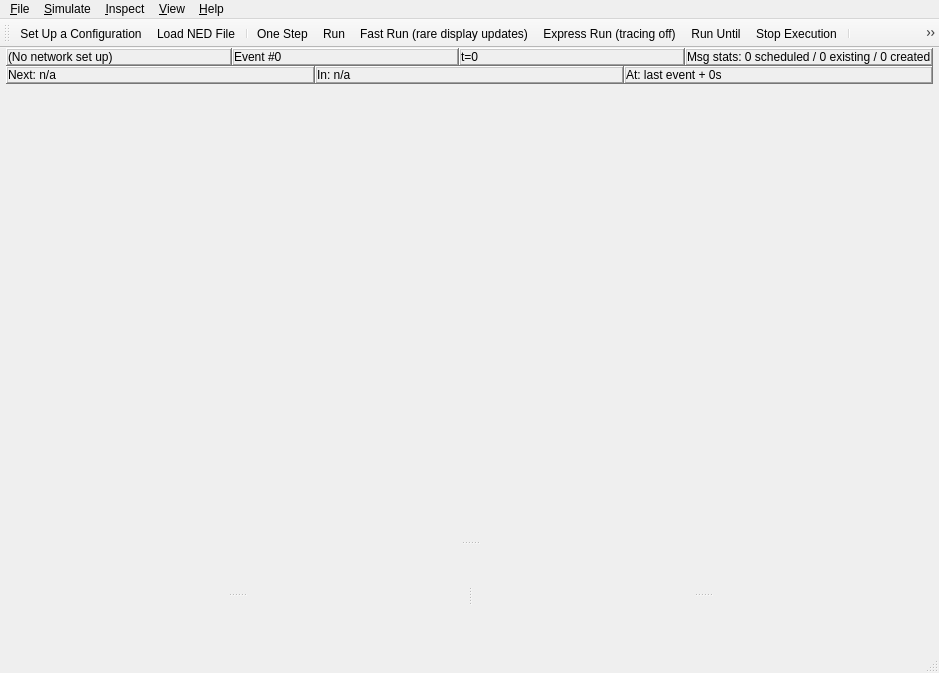
Before: the Qt Designer form src/qtenv/mainwindow.ui in omnetpp/omnetpp, drawn with Qt 5.
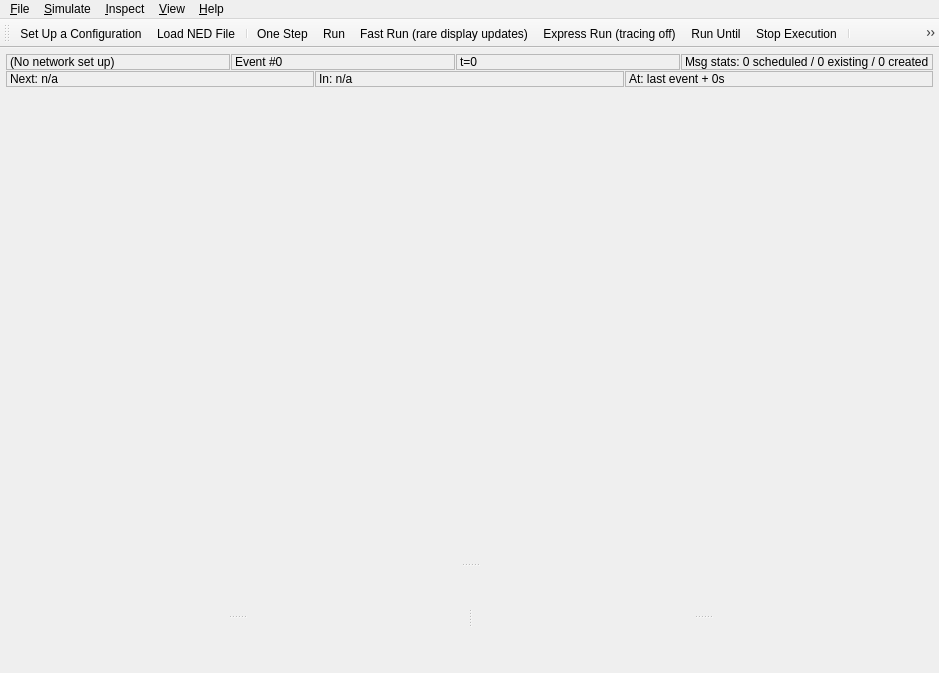
After: the same form once the commit is applied. Icons and pictures are not drawn.

Commit message: qtenv: Style and layout fixes and adjustments (some are Mac-specific).

Diff of the .ui file:
```diff
--- a/src/qtenv/mainwindow.ui
+++ b/src/qtenv/mainwindow.ui
@@ -20,6 +20,12 @@
   <property name="autoFillBackground">
    <bool>false</bool>
   </property>
+  <property name="styleSheet">
+   <string notr="true"/>
+  </property>
+  <property name="unifiedTitleAndToolBarOnMac">
+   <bool>true</bool>
+  </property>
   <widget class="QWidget" name="centralWidget">
    <property name="sizePolicy">
     <sizepolicy hsizetype="Expanding" vsizetype="Expanding">
@@ -34,11 +40,14 @@
     </size>
    </property>
    <layout class="QVBoxLayout" name="verticalLayout">
+    <property name="spacing">
+     <number>-1</number>
+    </property>
     <property name="leftMargin">
      <number>6</number>
     </property>
     <property name="topMargin">
-     <number>0</number>
+     <number>6</number>
     </property>
     <property name="rightMargin">
      <number>6</number>
@@ -49,150 +58,63 @@
     <item>
      <layout class="QVBoxLayout" name="verticalLayout_2">
       <property name="spacing">
-       <number>0</number>
+       <number>1</number>
       </property>
       <item>
        <layout class="QHBoxLayout" name="horizontalLayout">
         <property name="spacing">
-         <number>0</number>
+         <number>1</number>
         </property>
         <item>
-         <widget class="QFrame" name="frame">
-          <property name="frameShape">
-           <enum>QFrame::WinPanel</enum>
+         <widget class="QLabel" name="labelConfigName">
+          <property name="styleSheet">
+           <string notr="true">border: 1px solid palette(mid);</string>
           </property>
-          <property name="frameShadow">
-           <enum>QFrame::Raised</enum>
+          <property name="text">
+           <string>(No network set up)</string>
           </property>
-          <property name="lineWidth">
+          <property name="margin">
            <number>1</number>
           </property>
-          <layout class="QHBoxLayout" name="horizontalLayout_2">
-           <property name="spacing">
-            <number>0</number>
-           </property>
-           <property name="leftMargin">
-            <number>0</number>
-           </property>
-           <property name="topMargin">
-            <number>0</number>
-           </property>
-           <property name="rightMargin">
-            <number>0</number>
-           </property>
-           <property name="bottomMargin">
-            <number>0</number>
-           </property>
-           <item>
-            <widget class="QLabel" name="labelConfigName">
-             <property name="text">
-              <string>(No network set up)</string>
-             </property>
-            </widget>
-           </item>
-          </layout>
          </widget>
         </item>
         <item>
-         <widget class="QFrame" name="frame_2">
-          <property name="frameShape">
-           <enum>QFrame::WinPanel</enum>
+         <widget class="QLabel" name="labelEvent">
+          <property name="styleSheet">
+           <string notr="true">border: 1px solid palette(mid);</string>
           </property>
-          <property name="frameShadow">
-           <enum>QFrame::Raised</enum>
+          <property name="text">
+           <string>Event #0</string>
           </property>
-          <layout class="QVBoxLayout" name="verticalLayout_9">
-           <property name="spacing">
-            <number>0</number>
-           </property>
-           <property name="leftMargin">
-            <number>0</number>
-           </property>
-           <property name="topMargin">
-            <number>0</number>
-           </property>
-           <property name="rightMargin">
-            <number>0</number>
-           </property>
-           <property name="bottomMargin">
-            <number>0</number>
-           </property>
-           <item>
-            <widget class="QLabel" name="labelEvent">
-             <property name="text">
-              <string>Event #0</string>
-             </property>
-            </widget>
-           </item>
-          </layout>
+          <property name="margin">
+           <number>1</number>
+          </property>
          </widget>
         </item>
         <item>
-         <widget class="QFrame" name="frame_3">
-          <property name="frameShape">
-           <enum>QFrame::WinPanel</enum>
+         <widget class="QLabel" name="labelTime">
+          <property name="styleSheet">
+           <string notr="true">border: 1px solid palette(mid);</string>
           </property>
-          <property name="frameShadow">
-           <enum>QFrame::Raised</enum>
+          <property name="text">
+           <string>t=0</string>
           </property>
-          <layout class="QVBoxLayout" name="verticalLayout_10">
-           <property name="spacing">
-            <number>0</number>
-           </property>
-           <property name="leftMargin">
-            <number>0</number>
-           </property>
-           <property name="topMargin">
-            <number>0</number>
-           </property>
-           <property name="rightMargin">
-            <number>0</number>
-           </property>
-           <property name="bottomMargin">
-            <number>0</number>
-           </property>
-           <item>
-            <widget class="QLabel" name="labelTime">
-             <property name="text">
-              <string>t=0</string>
-             </property>
-            </widget>
-           </item>
-          </layout>
+          <property name="margin">
+           <number>1</number>
+          </property>
          </widget>
         </item>
         <item>
-         <widget class="QFrame" name="frame_4">
-          <property name="frameShape">
-           <enum>QFrame::WinPanel</enum>
+         <widget class="QLabel" name="labelMessageStats">
+          <property name="styleSheet">
+           <string notr="true">border: 1px solid palette(mid);</string>
           </property>
-          <property name="frameShadow">
-           <enum>QFrame::Raised</enum>
+          <property name="text">
+           <string>Msg stats: 0 scheduled / 0 existing / 0 created</string>
           </property>
-          <layout class="QVBoxLayout" name="verticalLayout_11">
-           <property name="spacing">
-            <number>0</number>
-           </property>
-           <property name="leftMargin">
-            <number>0</number>
-           </property>
-           <property name="topMargin">
-            <number>0</number>
-           </property>
-           <property name="rightMargin">
-            <number>0</number>
-           </property>
-           <property name="bottomMargin">
-            <number>0</number>
-           </property>
-           <item>
-            <widget class="QLabel" name="labelMessageStats">
-             <property name="text">
-              <string>Msg stats: 0 scheduled / 0 existing / 0 created</string>
-             </property>
-            </widget>
-           </item>
-          </layout>
+          <property name="margin">
+           <number>1</number>
+          </property>
          </widget>
         </item>
        </layout>
@@ -200,108 +122,45 @@
       <item>
        <layout class="QHBoxLayout" name="horizontalLayoutDisplay">
         <property name="spacing">
-         <number>0</number>
+         <number>1</number>
         </property>
         <item>
-         <widget class="QFrame" name="frame_5">
-          <property name="frameShape">
-           <enum>QFrame::WinPanel</enum>
+         <widget class="QLabel" name="labelDisplay1">
+          <property name="styleSheet">
+           <string notr="true">border: 1px solid palette(mid);</string>
           </property>
-          <property name="frameShadow">
-           <enum>QFrame::Raised</enum>
+          <property name="text">
+           <string>Next: n/a</string>
           </property>
-          <layout class="QVBoxLayout" name="verticalLayout_12">
-           <property name="spacing">
-            <number>0</number>
-           </property>
-           <property name="leftMargin">
-            <number>0</number>
-           </property>
-           <property name="topMargin">
-            <number>0</number>
-           </property>
-           <property name="rightMargin">
-            <number>0</number>
-           </property>
-           <property name="bottomMargin">
-            <number>0</number>
-           </property>
-           <item>
-            <widget class="QLabel" name="labelDisplay1">
-             <property name="text">
-              <string>Next: n/a</string>
-             </property>
-            </widget>
-           </item>
-          </layout>
+          <property name="margin">
+           <number>1</number>
+          </property>
          </widget>
         </item>
         <item>
-         <widget class="QFrame" name="frame_6">
-          <property name="frameShape">
-           <enum>QFrame::WinPanel</enum>
+         <widget class="QLabel" name="labelDisplay2">
+          <property name="styleSheet">
+           <string notr="true">border: 1px solid palette(mid);</string>
           </property>
-          <property name="frameShadow">
-           <enum>QFrame::Raised</enum>
+          <property name="text">
+           <string>In: n/a</string>
           </property>
-          <layout class="QVBoxLayout" name="verticalLayout_13">
-           <property name="spacing">
-            <number>0</number>
-           </property>
-           <property name="leftMargin">
-            <number>0</number>
-           </property>
-           <property name="topMargin">
-            <number>0</number>
-           </property>
-           <property name="rightMargin">
-            <number>0</number>
-           </property>
-           <property name="bottomMargin">
-            <number>0</number>
-           </property>
-           <item>
-            <widget class="QLabel" name="labelDisplay2">
-             <property name="text">
-              <string>In: n/a</string>
-             </property>
-            </widget>
-           </item>
-          </layout>
+          <property name="margin">
+           <number>1</number>
+          </property>
          </widget>
         </item>
         <item>
-         <widget class="QFrame" name="frame_7">
-          <property name="frameShape">
-           <enum>QFrame::WinPanel</enum>
+         <widget class="QLabel" name="labelDisplay3">
+          <property name="styleSheet">
+           <string notr="true">border: 1px solid palette(mid);</string>
           </property>
-          <property name="frameShadow">
-           <enum>QFrame::Raised</enum>
+          <property name="text">
+           <string>At: last event + 0s</string>
           </property>
-          <layout class="QVBoxLayout" name="verticalLayout_14">
-           <property name="spacing">
-            <number>0</number>
-           </property>
-           <property name="leftMargin">
-            <number>0</number>
-           </property>
-           <property name="topMargin">
-            <number>0</number>
-           </property>
-           <property name="rightMargin">
-            <number>0</number>
-           </property>
-           <property name="bottomMargin">
-            <number>0</number>
-           </property>
-           <item>
-            <widget class="QLabel" name="labelDisplay3">
-             <property name="text">
-              <string>At: last event + 0s</string>
-             </property>
-            </widget>
-           </item>
-          </layout>
+          <property name="margin">
+           <number>1</number>
+          </property>
          </widget>
         </item>
        </layout>
@@ -565,7 +424,6 @@
    <addaction name="actionPreferences"/>
    <addaction name="separator"/>
   </widget>
-  <widget class="QStatusBar" name="statusBar"/>
   <action name="actionQuit">
    <property name="text">
     <string>E&amp;xit</string>
```
Left out of the diff: 12 changed lines with no effect on the pictures. The commit also changes 11 other files.
